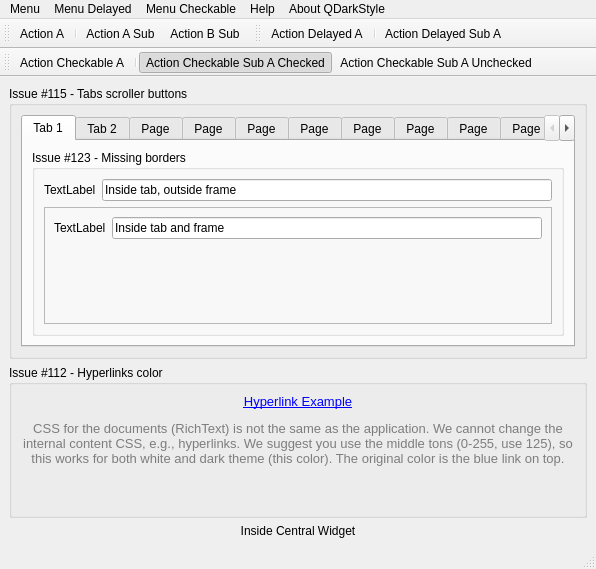
Above: example/ui/mw_menus.ui from ColinDuquesnoy/QDarkStyleSheet before the change. Below: the same form after it.
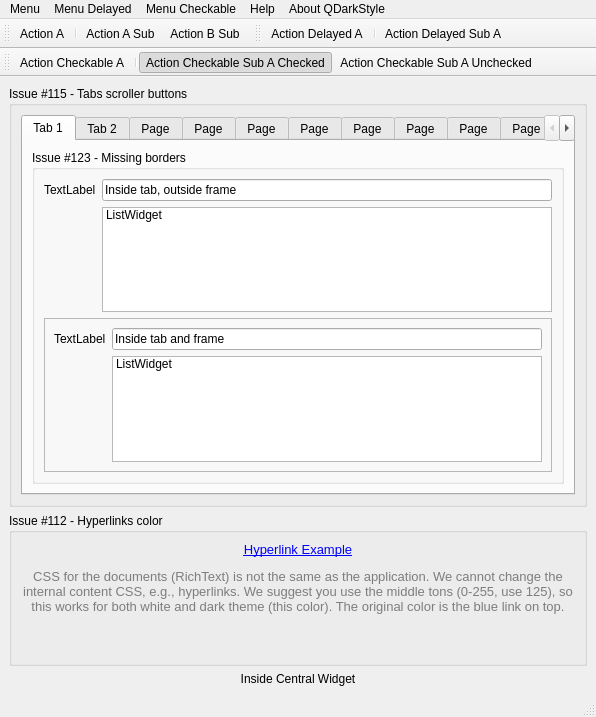
That is the form after the change. The open tabs and pages were chosen to show the change.

Commit message: Add more examples for issue #123

Patch:
```diff
--- a/example/ui/mw_menus.ui
+++ b/example/ui/mw_menus.ui
@@ -7,7 +7,7 @@
     <x>0</x>
     <y>0</y>
     <width>596</width>
-    <height>569</height>
+    <height>717</height>
    </rect>
   </property>
   <property name="windowTitle">
@@ -51,7 +51,7 @@
                 </property>
                </widget>
               </item>
-              <item row="1" column="0" colspan="2">
+              <item row="2" column="0" colspan="2">
                <widget class="QFrame" name="frame">
                 <property name="frameShape">
                  <enum>QFrame::StyledPanel</enum>
@@ -60,6 +60,9 @@
                  <enum>QFrame::Raised</enum>
                 </property>
                 <layout class="QFormLayout" name="formLayout">
+                 <property name="fieldGrowthPolicy">
+                  <enum>QFormLayout::AllNonFixedFieldsGrow</enum>
+                 </property>
                  <item row="0" column="0">
                   <widget class="QLabel" name="label_3">
                    <property name="text">
@@ -74,9 +77,27 @@
                    </property>
                   </widget>
                  </item>
+                 <item row="1" column="1">
+                  <widget class="QListWidget" name="listWidget_2">
+                   <item>
+                    <property name="text">
+                     <string>ListWidget</string>
+                    </property>
+                   </item>
+                  </widget>
+                 </item>
                 </layout>
                </widget>
               </item>
+              <item row="1" column="1">
+               <widget class="QListWidget" name="listWidget">
+                <item>
+                 <property name="text">
+                  <string>ListWidget</string>
+                 </property>
+                </item>
+               </widget>
+              </item>
              </layout>
             </widget>
            </item>
```
Left out of the diff: 4 changed lines with no effect on the pictures.
